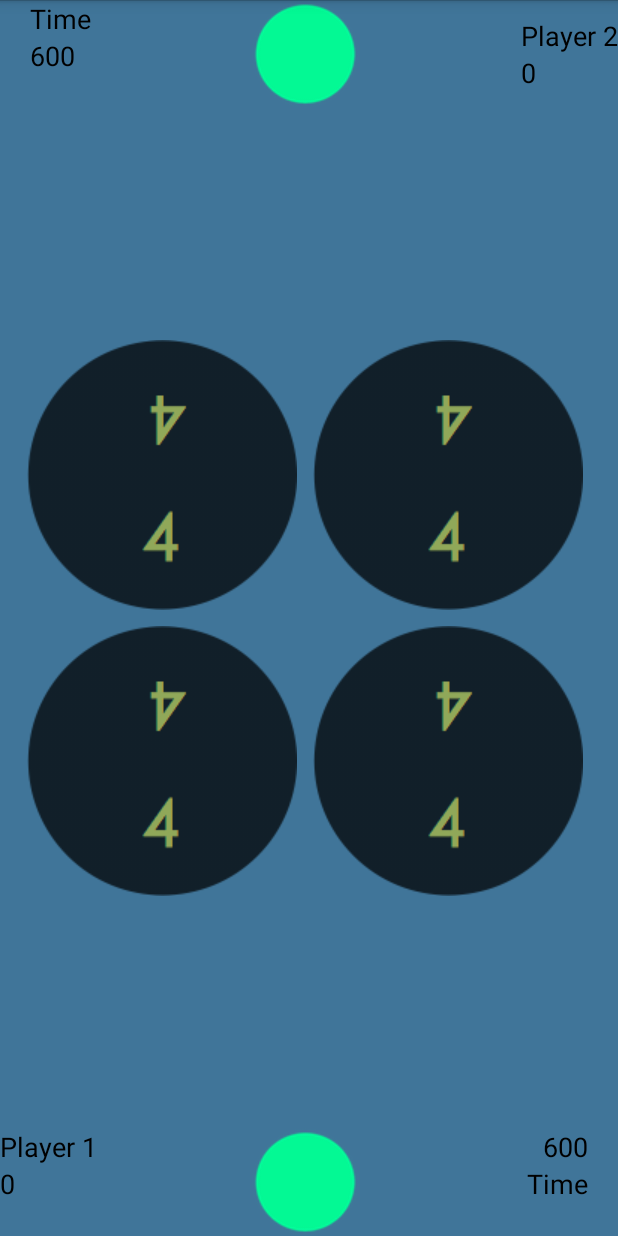
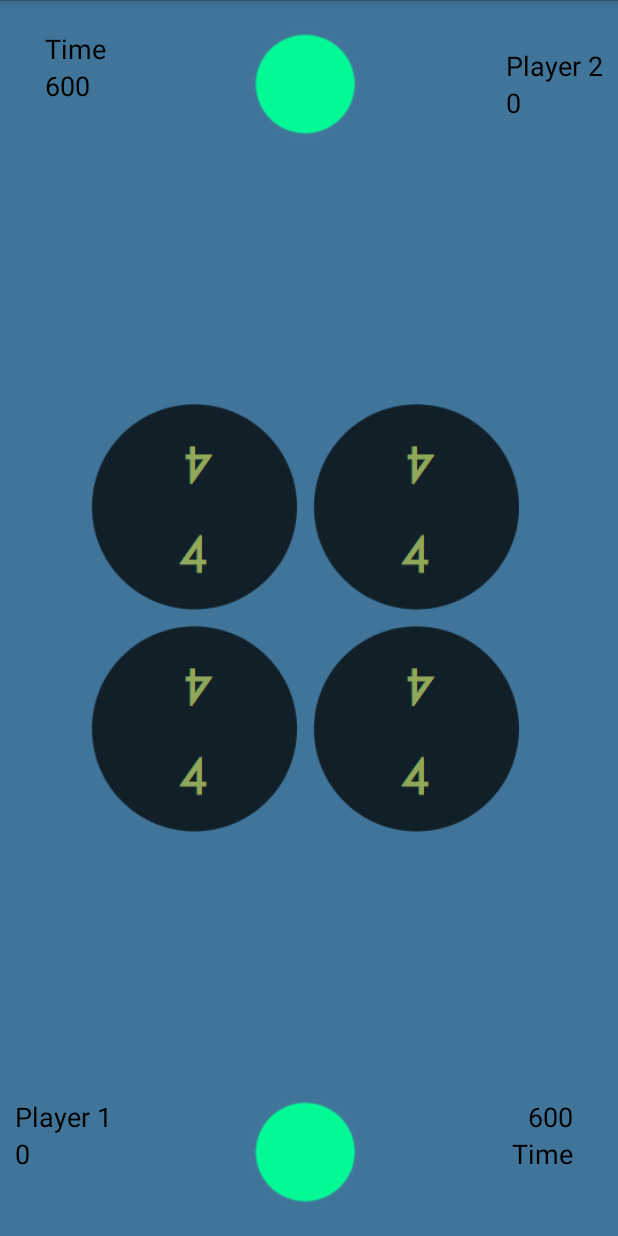
Before and after one commit to tonytamsf/android-Math-Get-To-24, an Android app: the screen it shows after launch (Math24), on a phone screen of 412 x 824 dp. Run offline under Robolectric (Android 15) with nearby library versions, the phone set to English and light mode, and no system bars.

Commit message:
- progress bar for slow thread - sizing of the numbers

```diff
--- a/app/src/main/java/com/wordpress/tonytam/mathgetto24/Math24.java
+++ b/app/src/main/java/com/wordpress/tonytam/mathgetto24/Math24.java
@@ -5,13 +5,17 @@ import com.wordpress.tonytam.util.*;
 
 import android.app.ActionBar;
 import android.app.Activity;
+import android.graphics.Point;
 import android.os.Bundle;
 import android.os.Handler;
+import android.os.AsyncTask;
 import android.util.Log;
+import android.view.Display;
 import android.view.MotionEvent;
 import android.view.View;
 import android.widget.Button;
 import android.widget.GridLayout;
+import android.widget.ProgressBar;
 import android.widget.RelativeLayout;
 import android.widget.TextView;
 
@@ -74,6 +78,13 @@ public class Math24 extends Activity implements SwipeInterface {
 
         final View contentView = findViewById (R.id.fullscreen_content1);
 
+        Display display = getWindowManager().getDefaultDisplay();
+        Point size = new Point();
+
+        display.getSize(size);
+        int width = size.x;
+        int height = size.y;
+
         // Set up an instance of SystemUiHider to control the system UI for
         // this activity.
         mSystemUiHider = SystemUiHider.getInstance(this, contentView, HIDER_FLAGS);
@@ -109,6 +120,18 @@ public class Math24 extends Activity implements SwipeInterface {
         this.numSE = (Button) findViewById(R.id.numSE);
         this.numSW = (Button) findViewById(R.id.numSW);
 
+        this.numNW.setHeight(width / 3);
+        this.numNW.setWidth(width / 3);
+
+        this.numNE.setWidth(width / 3);
+        this.numNE.setHeight(width / 3);
+
+        this.numSW.setWidth(width / 3);
+        this.numSW.setHeight(width / 3);
+
+        this.numSE.setHeight(width / 3);
+        this.numSE.setWidth(width / 3);
+
         this.player1Score = (TextView) findViewById(R.id.player1Score);
         this.player2Score = (TextView) findViewById(R.id.player2Score);
 
@@ -136,6 +159,19 @@ public class Math24 extends Activity implements SwipeInterface {
     }
 
 
+    public void hideCards () {
+        this.numNW.setVisibility(View.INVISIBLE);
+        this.numSW.setVisibility(View.INVISIBLE);
+        this.numNE.setVisibility(View.INVISIBLE);
+        this.numSE.setVisibility(View.INVISIBLE);
+    }
+
+    public void showCards () {
+        this.numNW.setVisibility(View.VISIBLE);
+        this.numSW.setVisibility(View.VISIBLE);
+        this.numNE.setVisibility(View.VISIBLE);
+        this.numSE.setVisibility(View.VISIBLE);
+    }
     public void refreshGameUI ( ) {
         this.numNW.setBackgroundResource(this.numberDrawables[game.hand[0].rank]);
         this.numNE.setBackgroundResource(this.numberDrawables[game.hand[1].rank]);
@@ -197,19 +233,53 @@ public class Math24 extends Activity implements SwipeInterface {
 
     @Override
     public void left2right(View v) {
-        this.game.dealHand();
-        this.refreshGameUI();
-        Log.d("Math24", "left2right");
+
+        dealHand();
+
     }
 
     @Override
     public void right2left(View v) {
-        this.game.dealHand();
-        this.refreshGameUI();
-        Log.d("Math24", "right2left");
+        // TODO: this should be in a separate thread or the UI will be frozen
+        dealHand();
 
     }
 
+    public void dealHand () {
+        final ProgressBar mProgress = (ProgressBar) findViewById(R.id.progressBar);
+        mProgress.setMax(100);
+        mProgress.setVisibility(View.VISIBLE);
+        //this.numSE.animate().translationX(0).withLayer();
+
+        // the local Thread used for count-down
+        class DealTask extends AsyncTask<Math24, Integer, Long> {
+            int i = 0;
+
+            protected void onPreExecute() {
+                i = 0;
+                Math24.this.hideCards();
+            }
+            protected Long doInBackground(Math24... o) {
+                Math24 mathGame = (Math24) o[0];
+                mathGame.game.dealHand();
+                return new Long(1);
+            }
+
+            protected void onProgressUpdate(Integer... progress) {
+                mProgress.setProgress(i++);
+                Log.d("DealTask:onProgressUpdate", progress.toString());
+            }
+
+            protected void onPostExecute(Long result) {
+                Math24.this.refreshGameUI();
+                mProgress.setVisibility(View.INVISIBLE);
+                Math24.this.showCards();
+
+            }
+        }
+
+        new DealTask().execute(this);
+    }
     @Override
     public void top2bottom(View v) {
         Log.d("Math24", "top2bottom");
--- a/app/src/main/java/com/wordpress/tonytam/mathgetto24/Math24Game.java
+++ b/app/src/main/java/com/wordpress/tonytam/mathgetto24/Math24Game.java
@@ -162,7 +162,6 @@ public class Math24Game {
      * (a op b) op (c op d)
      * a op (b op c) op d
      */
-
     public AnswerPackage calculateHand (PlayingCard cards[]) {
         Boolean found = false;
         BigDecimal rightAnswer = new BigDecimal(24.0);
@@ -449,7 +448,7 @@ public class Math24Game {
         if (this._mediumDeck == null) {
             this._mediumDeck = new PlayingDeck (new PlayingCardMedium24());
         }
-        this.deck = this._easyDeck;
+        this.deck = this._hardDeck;
 
         this.hand = new PlayingCard[4];
         this.dealHand();
--- a/app/src/main/res/layout/activity_math24.xml
+++ b/app/src/main/res/layout/activity_math24.xml
@@ -84,11 +84,11 @@
                 android:id="@+id/numberLayout">
 
                 <Button
-                    android:layout_width="180dp"
-                    android:layout_height="180dp"
+                    android:layout_width="wrap_content"
+                    android:layout_height="wrap_content"
                     android:id="@+id/numNE"
                     android:layout_row="1"
-                    android:layout_column="2"
+                    android:layout_column="4"
                     android:background="@drawable/num_10"
                     android:layout_margin="5dp" />
 
@@ -98,13 +98,15 @@
                     android:layout_height="match_parent"
                     android:layout_gravity="right"
                     android:layout_marginRight="5dp"
-                    android:id="@+id/linearLayout3">
+                    android:id="@+id/linearLayout3"
+                    android:layout_row="1"
+                    android:layout_column="5">
 
                 </LinearLayout>
 
                 <Button
-                    android:layout_width="180dp"
-                    android:layout_height="180dp"
+                    android:layout_width="wrap_content"
+                    android:layout_height="wrap_content"
                     android:id="@+id/numNW"
                     android:layout_row="1"
                     android:layout_column="1"
@@ -112,17 +114,17 @@
                     android:layout_margin="5dp" />
 
                 <Button
-                    android:layout_width="180dp"
-                    android:layout_height="180dp"
+                    android:layout_width="wrap_content"
+                    android:layout_height="wrap_content"
                     android:id="@+id/numSE"
                     android:layout_row="2"
-                    android:layout_column="2"
+                    android:layout_column="4"
                     android:background="@drawable/num_7"
                     android:layout_margin="5dp" />
 
                 <Button
-                    android:layout_width="180dp"
-                    android:layout_height="180dp"
+                    android:layout_width="wrap_content"
+                    android:layout_height="wrap_content"
                     android:id="@+id/numSW"
                     android:layout_row="2"
                     android:layout_column="1"
@@ -135,7 +137,10 @@
                 android:layout_height="wrap_content"
                 android:id="@+id/player2Area"
                 android:layout_alignParentTop="true"
-                android:layout_centerHorizontal="true">
+                android:layout_centerHorizontal="true"
+                android:layout_marginTop="20dp"
+                android:layout_marginLeft="10dp"
+                android:layout_marginRight="10dp">
 
                 <ImageButton
                     android:layout_width="80dp"
@@ -196,7 +201,10 @@
                 android:layout_height="wrap_content"
                 android:layout_alignParentBottom="true"
                 android:layout_centerHorizontal="true"
-                android:id="@+id/player1Area">
+                android:id="@+id/player1Area"
+                android:layout_marginBottom="20dp"
+                android:layout_marginLeft="10dp"
+                android:layout_marginRight="10dp">
 
                 <ImageButton
                     android:layout_width="80dp"
@@ -260,6 +268,17 @@
                 </LinearLayout>
             </FrameLayout>
 
+            <ProgressBar
+                android:layout_width="wrap_content"
+                android:layout_height="wrap_content"
+                android:id="@+id/progressBar"
+                android:layout_row="3"
+                android:layout_column="3"
+                android:layout_centerVertical="true"
+                android:layout_alignParentLeft="true"
+                android:layout_alignParentStart="true"
+                android:visibility="invisible" />
+
         </RelativeLayout>
     </LinearLayout>
 
```
